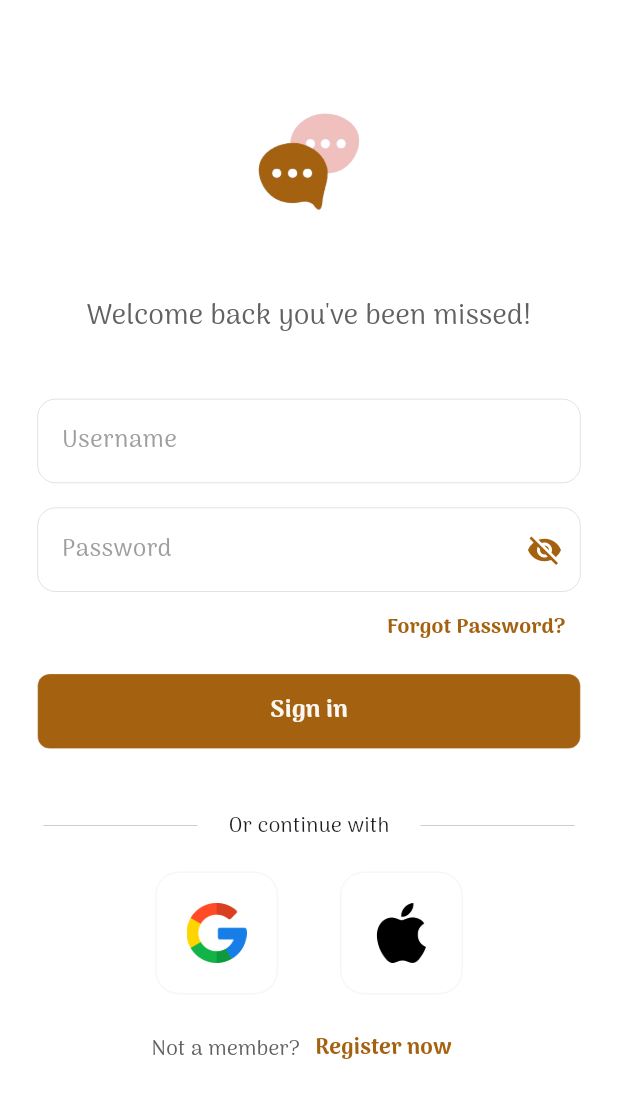
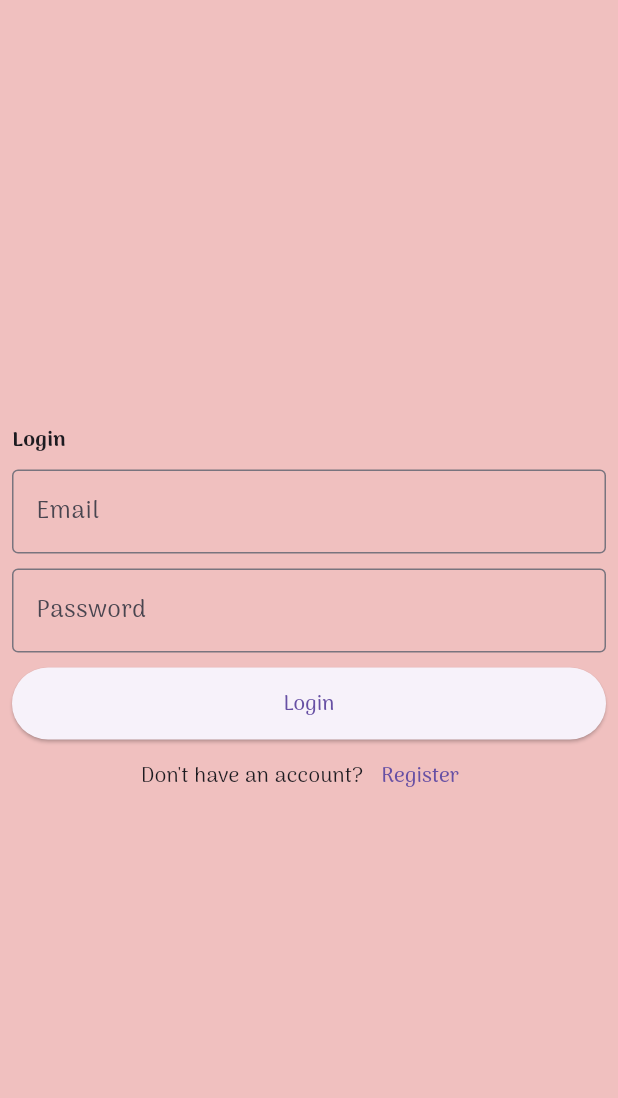
Before and after one commit to Yoseph-Gebeyehu/Chat-App, a Flutter app: the screen it shows after launch, on a phone screen of 412 x 824 dp. Shown: the top 1098 px of the screen. Run offline on Flutter 3.47's test engine with Material 3 defaults, Android fonts, the light colour scheme and no system bars; our stand-ins replace cloud_firestore, firebase_auth, firebase_core, firebase_messaging, flutter_local_notifications, google_sign_in and 2 more; accounts and stored records are empty.

```diff
--- /dev/null
+++ b/lib/new/controllers/auth_service.dart
@@ -0,0 +1,41 @@
+import 'package:firebase_auth/firebase_auth.dart';
+
+class AuthNewService {
+  // create a new account
+  static Future<String> createAccountWithEmail(
+      String email, String password) async {
+    try {
+      await FirebaseAuth.instance
+          .createUserWithEmailAndPassword(email: email, password: password);
+      return 'Account Created';
+    } on FirebaseAuthException catch (e) {
+      return e.message.toString();
+    } catch (e) {
+      return e.toString();
+    }
+  }
+
+  // login with email and password method
+  static Future<String> loginWithEmail(String email, String password) async {
+    try {
+      await FirebaseAuth.instance
+          .signInWithEmailAndPassword(email: email, password: password);
+      return 'Logged In';
+    } on FirebaseAuthException catch (e) {
+      return e.message.toString();
+    } catch (e) {
+      return e.toString();
+    }
+  }
+
+  // logout the user
+  static Future logout() async {
+    await FirebaseAuth.instance.signOut();
+  }
+
+  // check whether the user is sign in or not
+  static Future<bool> isLoggedIn() async {
+    var user = FirebaseAuth.instance.currentUser;
+    return user != null;
+  }
+}
--- /dev/null
+++ b/lib/new/views/login_page.dart
@@ -0,0 +1,93 @@
+import 'package:chat_app/new/controllers/auth_service.dart';
+import 'package:flutter/material.dart';
+
+class LoginPage extends StatefulWidget {
+  const LoginPage({super.key});
+
+  @override
+  State<LoginPage> createState() => _LoginPageState();
+}
+
+class _LoginPageState extends State<LoginPage> {
+  TextEditingController emailController = TextEditingController();
+  TextEditingController passwordController = TextEditingController();
+  @override
+  Widget build(BuildContext context) {
+    return Scaffold(
+      body: Center(
+        child: Padding(
+          padding: const EdgeInsets.all(8.0),
+          child: Column(
+            mainAxisAlignment: MainAxisAlignment.center,
+            crossAxisAlignment: CrossAxisAlignment.start,
+            children: [
+              const Text(
+                'Login',
+                style: TextStyle(fontWeight: FontWeight.w800),
+              ),
+              const SizedBox(height: 10),
+              TextFormField(
+                controller: emailController,
+                decoration: const InputDecoration(
+                  border: OutlineInputBorder(),
+                  label: Text('Email'),
+                  hintText: 'Enter your email',
+                ),
+              ),
+              const SizedBox(height: 10),
+              TextFormField(
+                controller: passwordController,
+                decoration: const InputDecoration(
+                  border: OutlineInputBorder(),
+                  label: Text('Password'),
+                  hintText: 'Enter your password',
+                ),
+              ),
+              const SizedBox(height: 10),
+              SizedBox(
+                width: double.infinity,
+                height: 48,
+                child: ElevatedButton(
+                  onPressed: () async {
+                    await AuthNewService.loginWithEmail(
+                            emailController.text, passwordController.text)
+                        .then((value) {
+                      print(value);
+                      if (value == 'Logged In') {
+                        ScaffoldMessenger.of(context).showSnackBar(
+                            const SnackBar(content: Text('Login Successful')));
+                        Navigator.pushReplacementNamed(context, "/home");
+                      } else {
+                        ScaffoldMessenger.of(context).showSnackBar(SnackBar(
+                          content: Text(
+                            value,
+                            style: const TextStyle(color: Colors.white),
+                          ),
+                          backgroundColor: Colors.red.shade400,
+                        ));
+                      }
+                    });
+                  },
+                  child: const Text('Login'),
+                ),
+              ),
+              Row(
+                mainAxisAlignment: MainAxisAlignment.center,
+                crossAxisAlignment: CrossAxisAlignment.center,
+                children: [
+                  const Text('Don\'t have an account?'),
+                  TextButton(
+                    onPressed: () {
+                      Navigator.pushNamed(context, '/signup');
+                    },
+                    child: const Text('Register'),
+                  ),
+                ],
+              )
+            ],
+          ),
+        ),
+      ),
+    );
+  }
+}
--- a/pubspec.yaml
+++ b/pubspec.yaml
@@ -25,6 +25,9 @@ dependencies:
   google_sign_in: ^6.2.2
   flutter_launcher_icons: ^0.14.1
   lottie: ^3.1.3
+  firebase_messaging: ^15.1.5
+  flutter_local_notifications: ^18.0.1
+  shared_preferences: ^2.3.3
 
 dev_dependencies:
   flutter_test:
```
Also changed, not shown: lib/main.dart (+87 -3 lines), lib/new/controllers/notification_service.dart (added, +85 -0 lines), lib/new/views/home_page.dart (added, +29 -0 lines), lib/new/views/message.dart (added, +40 -0 lines), lib/new/views/signup_page.dart (added, +100 -0 lines), pubspec.lock, 3 other files.
